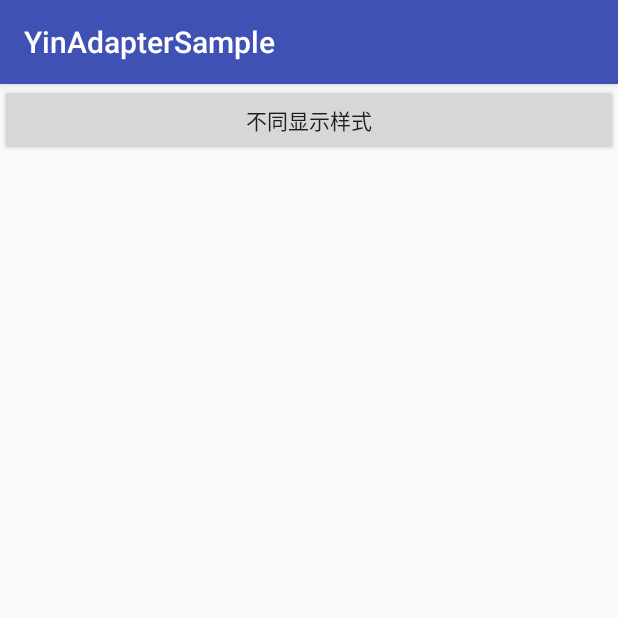
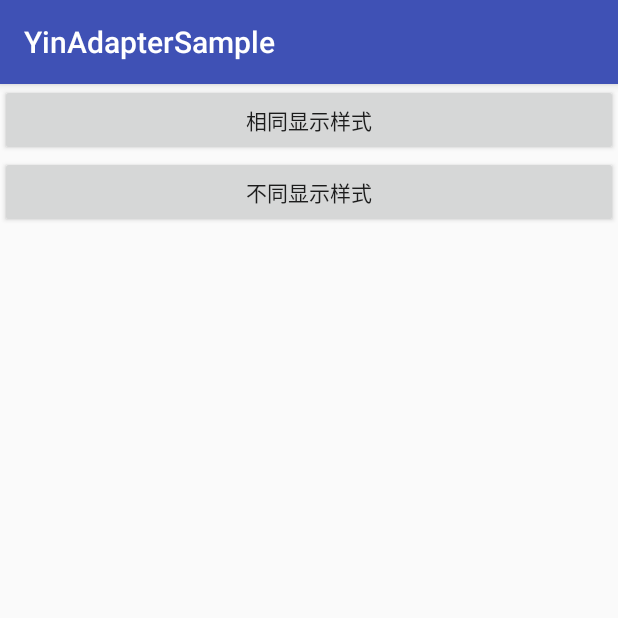
Before and after one commit to YinZiHao1994/YinAdapter, an Android app: the screen it shows after launch (MainActivity), on a phone screen of 412 x 824 dp, the top half of it. Run offline under Robolectric (Android 15) with nearby library versions, the phone set to English and light mode, and no system bars.

Commit message:
修改点击事件回调方法为实现回调方法而非返回点击类

```diff
--- a/build.gradle
+++ b/build.gradle
@@ -5,7 +5,7 @@ buildscript {
         jcenter()
     }
     dependencies {
-        classpath 'com.android.tools.build:gradle:2.3.2'
+        classpath 'com.android.tools.build:gradle:2.3.3'
 
         // NOTE: Do not place your application dependencies here; they belong
         // in the individual module build.gradle files
--- a/sample/src/main/AndroidManifest.xml
+++ b/sample/src/main/AndroidManifest.xml
@@ -17,6 +17,7 @@
             </intent-filter>
         </activity>
         <activity android:name=".DifferentViewTypeActivity" />
+        <activity android:name=".SameViewTypeActivity"/>
     </application>
 
 </manifest>
--- a/sample/src/main/java/yin/source/com/yinadaptersample/MainActivity.java
+++ b/sample/src/main/java/yin/source/com/yinadaptersample/MainActivity.java
@@ -10,20 +10,25 @@ import android.widget.Button;
 public class MainActivity extends AppCompatActivity implements View.OnClickListener {
 
     private Button btnDifferentViewType;
+    private Button btnSameViewType;
+
 
     @Override
     protected void onCreate(Bundle savedInstanceState) {
         super.onCreate(savedInstanceState);
         setContentView(R.layout.activity_main);
-
+        btnSameViewType = (Button) findViewById(R.id.btn_same_view_type);
         btnDifferentViewType = (Button) findViewById(R.id.btn_different_view_type);
         btnDifferentViewType.setOnClickListener(this);
-
+        btnSameViewType.setOnClickListener(this);
     }
 
     @Override
     public void onClick(View v) {
         switch (v.getId()) {
+            case R.id.btn_same_view_type:
+                launchActivity(SameViewTypeActivity.class);
+                break;
             case R.id.btn_different_view_type:
                 launchActivity(DifferentViewTypeActivity.class);
                 break;
--- a/sample/src/main/res/layout/activity_main.xml
+++ b/sample/src/main/res/layout/activity_main.xml
@@ -3,7 +3,15 @@
     xmlns:tools="http://schemas.android.com/tools"
     android:layout_width="match_parent"
     android:layout_height="match_parent"
-    tools:context="yin.source.com.yinadaptersample.MainActivity">
+    tools:context="yin.source.com.yinadaptersample.MainActivity"
+    android:orientation="vertical">
+
+    <Button
+        android:id="@+id/btn_same_view_type"
+        android:layout_width="match_parent"
+        android:layout_height="wrap_content"
+        android:text="相同显示样式" />
+
 
     <Button
         android:id="@+id/btn_different_view_type"
--- a/yinadapter/build.gradle
+++ b/yinadapter/build.gradle
@@ -43,7 +43,7 @@ publish {
     userOrg = 'yinzihaoos'//bintray.com用户名
     groupId = 'com.yinzihao'//jcenter上的路径
     artifactId = 'YinAdapter'//项目名称
-    publishVersion = '0.2.1'//版本号
+    publishVersion = '0.3.0'//版本号
     desc = 'a commion adapter for recycleView'//描述，不重要
     website = 'https://github.com/YinZiHao1994/YinAdapter'//网站，不重要；尽量模拟github上的地址，例如我这样的；当然你有地址最好了
 }
```
Also changed, not shown: sample/src/main/java/yin/source/com/yinadaptersample/SameViewTypeActivity.java (added, +63 -0 lines), sample/src/main/java/yin/source/com/yinadaptersample/adapter/DifferentViewTypeAdapter.java (+10 -10 lines), sample/src/main/res/layout/activity_same_view_type.xml (added, +12 -0 lines), yinadapter/src/main/java/yin/source/com/yinadapter/BaseAdapter.java (+13 -5 lines), yinadapter/src/main/java/yin/source/com/yinadapter/CommonAdapter.java (+4 -11 lines), yinadapter/src/main/java/yin/source/com/yinadapter/DataType.java (+2 -13 lines), yinadapter/src/main/java/yin/source/com/yinadapter/DataTypeManager.java (+4 -4 lines).
